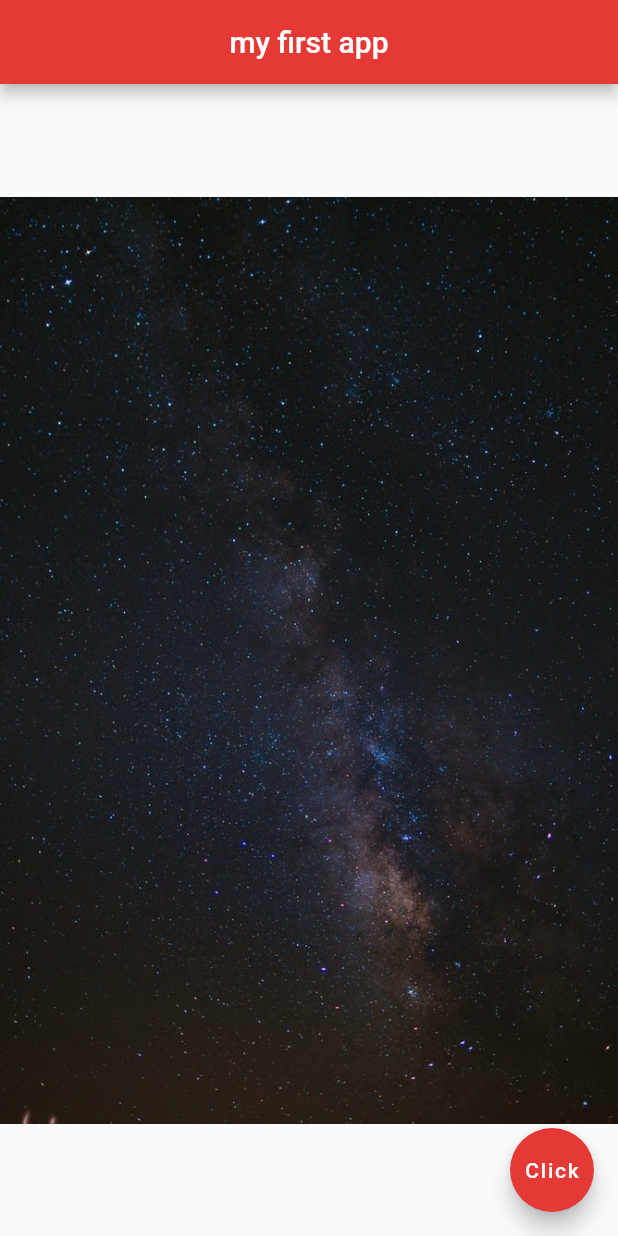
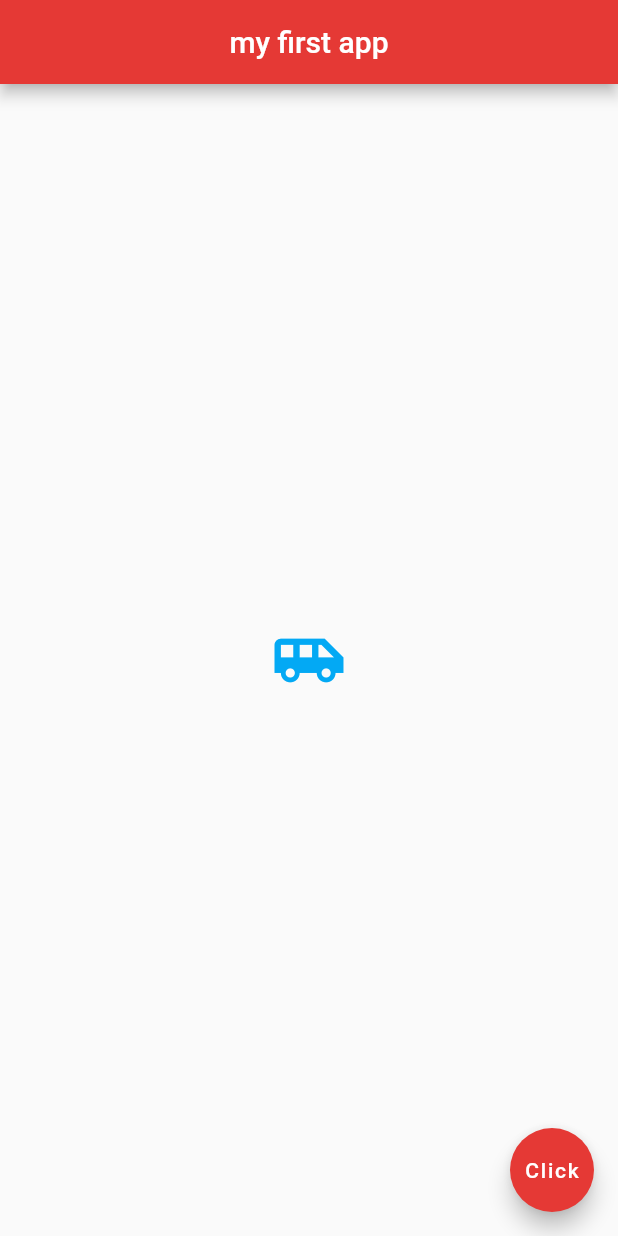
Before and after one commit to SimonB87/flutter-app, a Flutter app: the screen it shows after launch, on a phone screen of 412 x 824 dp. Run offline on Flutter 3.47's test engine with Material 2 defaults, Android fonts, the phone set to English and light mode, and no system bars.

Commit message:
adding icons

```diff
--- a/lib/main.dart
+++ b/lib/main.dart
@@ -15,7 +15,11 @@ class Home extends StatelessWidget {
         backgroundColor: Colors.red[600],
       ),
       body: Center(
-        child: Image.asset("assets/img/spacepic1.jpg"),
+        child: Icon(
+          Icons.airport_shuttle,
+          color: Colors.lightBlue,
+          size: 50.0,
+        ),
       ),
       floatingActionButton: FloatingActionButton(
         onPressed: () {},
```
